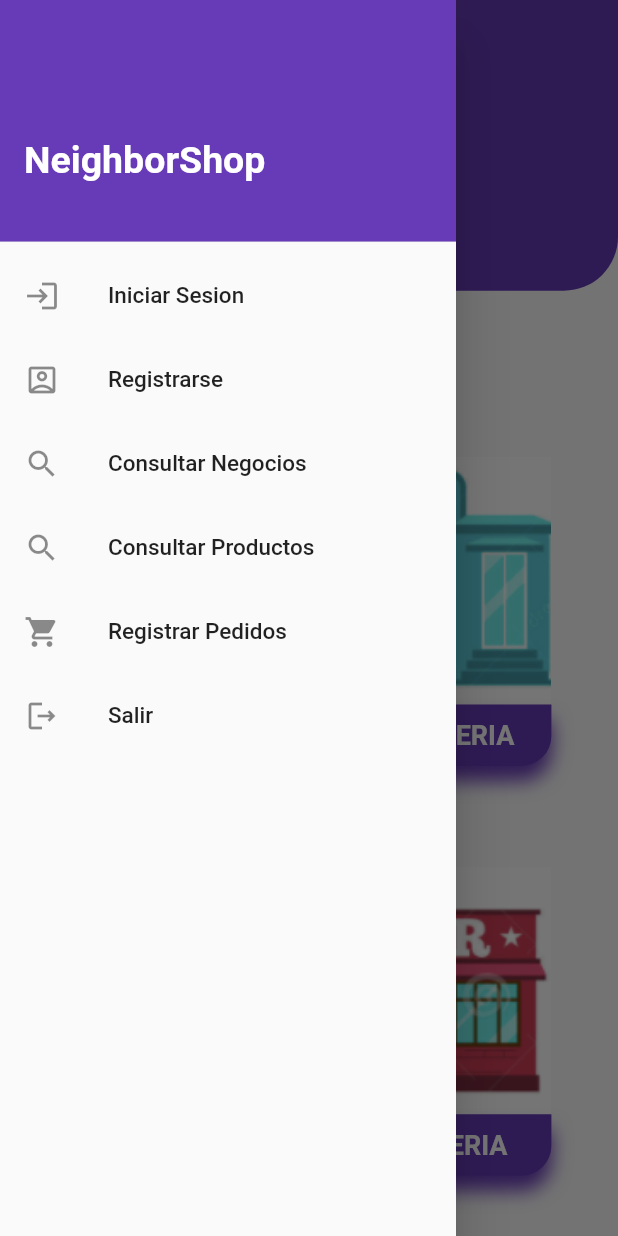
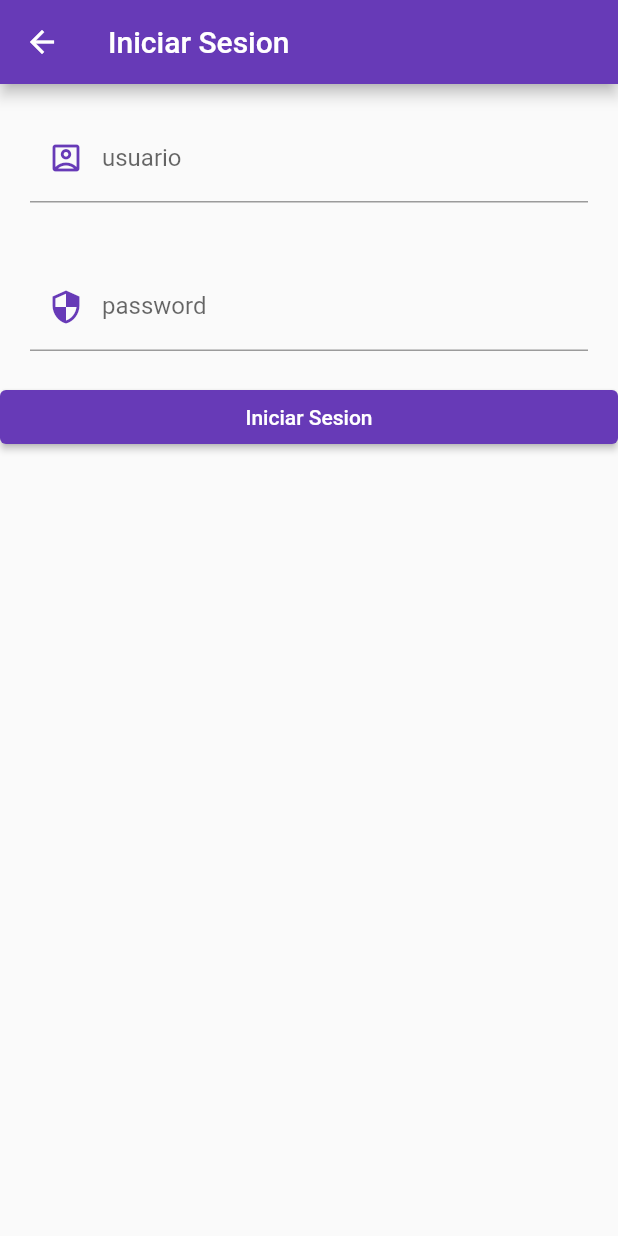
Before and after one commit to caom312/neighborshop, a Flutter app: the screen it shows after launch, in the side drawer, after a tap on "Iniciar Sesion", on a phone screen of 412 x 824 dp. Run offline on Flutter 3.47's test engine with Material 2 defaults, Android fonts, the phone set to English and light mode, and no system bars; our stand-ins replace cloud_firestore, firebase_core, fluttertoast; accounts and stored records are empty.

Commit message:
ini sesion

```diff
--- a/lib/menulateral/menuLateral.dart
+++ b/lib/menulateral/menuLateral.dart
@@ -1,4 +1,7 @@
+import 'dart:io';
+
 import 'package:flutter/material.dart';
+import 'package:neighborshop/pantallas/inicioSesion.dart';
 import 'package:neighborshop/pantallas/listarnegocios.dart';
 import '../busquedapro.dart';
 import '../registro.dart';
@@ -28,11 +31,11 @@ Drawer drawermenulateral(BuildContext context) {
           ),
           */
 
-          ListTile(
+         ListTile(
             title: Text('Iniciar Sesion',style: TextStyle(fontSize: 15),),
             leading: Icon(Icons.login_outlined),
             onTap: (){
-
+              Navigator.push(context, MaterialPageRoute(builder: (context)=> inicioSesion()));
             },
           ),
           ListTile(
@@ -61,13 +64,14 @@ Drawer drawermenulateral(BuildContext context) {
             title: Text('Registrar Pedidos',style: TextStyle(fontSize: 15),),
             leading: Icon(Icons.shopping_cart),
             onTap: (){
-              //Navigator.push(context, MaterialPageRoute(builder: (context)=> busquedapro()));
+
             },
           ),
           ListTile(
             title: Text('Salir',style: TextStyle(fontSize: 15),),
             leading: Icon(Icons.logout_outlined),
             onTap: (){
+              //exit(0);
 
             },
           ),
--- /dev/null
+++ b/lib/pantallas/inicioSesion.dart
@@ -0,0 +1,105 @@
+import 'package:flutter/material.dart';
+import 'package:neighborshop/menulateral/menuLateral.dart';
+
+class inicioSesion extends StatefulWidget {
+  const inicioSesion({Key? key}) : super(key: key);
+
+  @override
+
+  _inicioSesionState  createState() => _inicioSesionState();
+}
+
+
+
+class _inicioSesionState extends State<inicioSesion> {
+
+  @override
+  Widget build(BuildContext context) {
+    return Scaffold(
+
+        appBar: AppBar(
+          title: Text("Iniciar Sesion"),
+        ),
+        //drawer:  drawermenulateral(context),
+        body: Column(
+          children: [
+            Container(
+              padding: EdgeInsets.all(20.0),
+              child: TextField(
+                onChanged: (texto){
+                  setState(() {
+
+                  });
+
+                },
+                autofocus: false,
+                keyboardType: TextInputType.name,
+                textInputAction: TextInputAction.search,
+                decoration: InputDecoration(
+                    labelText: 'usuario',
+                    prefixIcon: Icon(Icons.account_box_outlined, color: Colors.deepPurple),
+                    hintText: "Ingrese su Usuario"
+                ),
+
+              ),
+
+            ),
+
+            Container(
+              padding: EdgeInsets.all(20.0),
+              child: TextField(
+                onChanged: (texto){
+                  setState(() {
+
+                  });
+
+                },
+
+                autofocus: false,
+                keyboardType: TextInputType.name,
+                textInputAction: TextInputAction.search,
+                decoration: InputDecoration(
+                    labelText: 'password',
+                    prefixIcon: Icon(Icons.security, color: Colors.deepPurple),
+                    hintText: "Ingrese su Password"
+
+
+                ),
+
+              ),
+            ),
+
+            ElevatedButton(
+
+
+                onPressed: (){
+
+                    Center(
+                      child: Text("Datos Errados",style: TextStyle(fontSize: 20,fontWeight: FontWeight.bold, color: Colors.blue),),
+                    );
+
+                },
+
+                child: Row(
+
+                  mainAxisAlignment: MainAxisAlignment.center,
+                  children: [
+
+                    Text("Iniciar Sesion")
+
+                  ],
+                )
+            ),
+
+
+            /*Center(
+              child: Text("Hola "+txt,style: TextStyle(fontSize: 20,fontWeight: FontWeight.bold, color: Colors.blue),),
+            )*/
+          ],
+        )
+
+    );
+  }
+
+
+}
```
